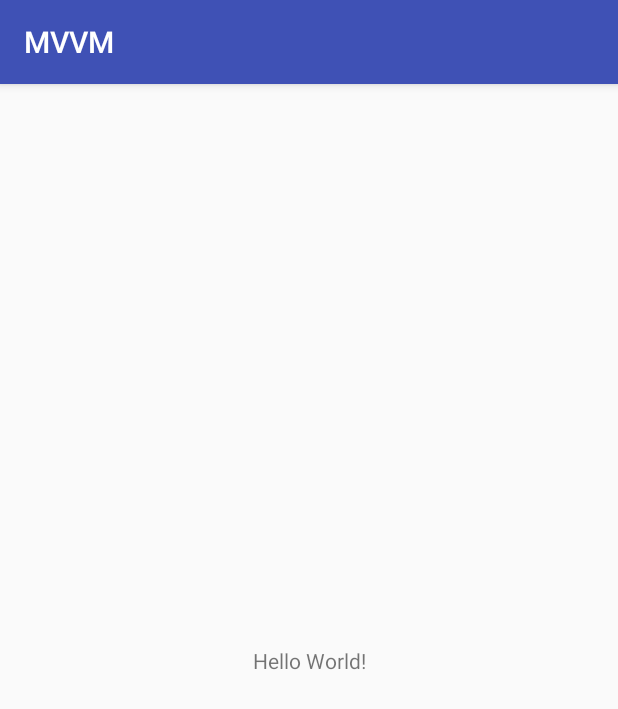
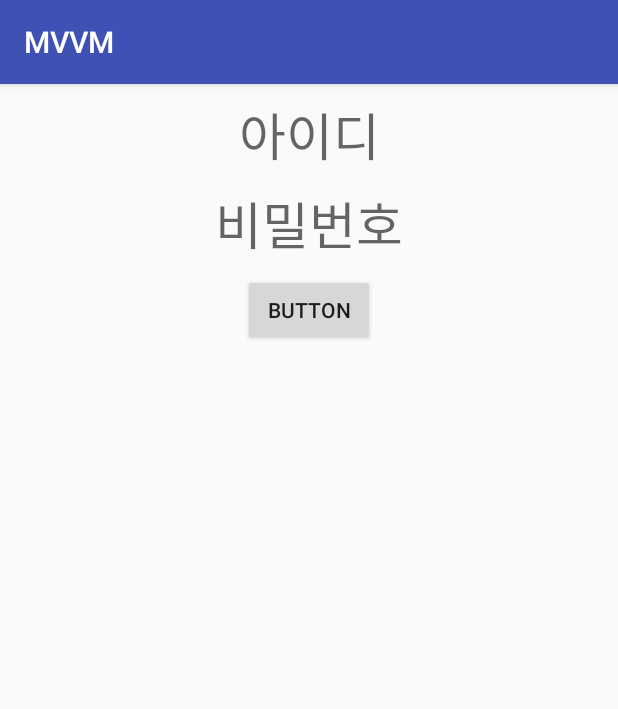
Before and after one commit to dmsals216/MVVM, an Android app: the screen it shows after launch (MainActivity), on a phone screen of 412 x 824 dp. Shown: the top 709 px of the screen. Run offline under Robolectric (Android 15) with nearby library versions, the phone set to English and light mode, and no system bars; our stand-ins replace data binding.

Commit message:
before editMD

```diff
--- a/app/build.gradle
+++ b/app/build.gradle
@@ -16,6 +16,9 @@ android {
             proguardFiles getDefaultProguardFile('proguard-android.txt'), 'proguard-rules.pro'
         }
     }
+    dataBinding {
+        enabled = true
+    }
 }
 
 dependencies {
@@ -25,4 +28,5 @@ dependencies {
     testImplementation 'junit:junit:4.12'
     androidTestImplementation 'com.android.support.test:runner:1.0.1'
     androidTestImplementation 'com.android.support.test.espresso:espresso-core:3.0.1'
+    implementation 'com.android.support:recyclerview-v7:26.1.0'
 }
--- a/app/src/main/AndroidManifest.xml
+++ b/app/src/main/AndroidManifest.xml
@@ -16,6 +16,7 @@
                 <category android:name="android.intent.category.LAUNCHER" />
             </intent-filter>
         </activity>
+        <activity android:name=".ListActivity"></activity>
     </application>
 
 </manifest>
--- a/app/src/main/java/com/project/study/mvvm/MainActivity.java
+++ b/app/src/main/java/com/project/study/mvvm/MainActivity.java
@@ -1,13 +1,29 @@
 package com.project.study.mvvm;
 
+import android.content.Intent;
+import android.databinding.DataBindingUtil;
 import android.support.v7.app.AppCompatActivity;
 import android.os.Bundle;
+import android.view.View;
+
+import com.project.study.mvvm.databinding.ActivityMainBinding;
 
 public class MainActivity extends AppCompatActivity {
 
     @Override
     protected void onCreate(Bundle savedInstanceState) {
         super.onCreate(savedInstanceState);
-        setContentView(R.layout.activity_main);
+        ActivityMainBinding binding = DataBindingUtil.setContentView(this, R.layout.activity_main);
+        User user = new User();
+        binding.setUser(user);
+        user.id = "아이디";
+        user.password = "비밀번호";
     }
+
+    public void goList(View view) {
+        Intent intent = new Intent(this, ListActivity.class);
+        startActivity(intent);
+    }
+
+
 }
--- /dev/null
+++ b/app/src/main/java/com/project/study/mvvm/User.java
@@ -0,0 +1,10 @@
+package com.project.study.mvvm;
+
+/**
+ * Created by eunmin on 2017-11-26.
+ */
+
+public class User {
+    public String id;
+    public String password;
+}
--- a/app/src/main/res/layout/activity_main.xml
+++ b/app/src/main/res/layout/activity_main.xml
@@ -1,18 +1,53 @@
 <?xml version="1.0" encoding="utf-8"?>
-<android.support.constraint.ConstraintLayout xmlns:android="http://schemas.android.com/apk/res/android"
+<layout xmlns:android="http://schemas.android.com/apk/res/android"
     xmlns:app="http://schemas.android.com/apk/res-auto"
-    xmlns:tools="http://schemas.android.com/tools"
-    android:layout_width="match_parent"
-    android:layout_height="match_parent"
-    tools:context="com.project.study.mvvm.MainActivity">
+    xmlns:tools="http://schemas.android.com/tools">
+    <data>
+        <variable name="user" type="com.project.study.mvvm.User"/>
+    </data>
+    <android.support.constraint.ConstraintLayout
+        android:layout_width="match_parent"
+        android:layout_height="match_parent">
 
-    <TextView
-        android:layout_width="wrap_content"
-        android:layout_height="wrap_content"
-        android:text="Hello World!"
-        app:layout_constraintBottom_toBottomOf="parent"
-        app:layout_constraintLeft_toLeftOf="parent"
-        app:layout_constraintRight_toRightOf="parent"
-        app:layout_constraintTop_toTopOf="parent" />
+        <TextView
+            android:id="@+id/textID"
+            android:layout_width="0dp"
+            android:layout_height="wrap_content"
+            android:layout_marginEnd="8dp"
+            android:layout_marginStart="8dp"
+            android:layout_marginTop="8dp"
+            android:gravity="center"
+            android:textAppearance="@style/TextAppearance.AppCompat.Display1"
+            app:layout_constraintEnd_toEndOf="parent"
+            app:layout_constraintStart_toStartOf="parent"
+            app:layout_constraintTop_toTopOf="parent"
+            android:text="@{user.id}"/>
 
-</android.support.constraint.ConstraintLayout>
+        <TextView
+            android:id="@+id/textPW"
+            android:layout_width="0dp"
+            android:layout_height="wrap_content"
+            android:layout_marginEnd="8dp"
+            android:layout_marginStart="8dp"
+            android:layout_marginTop="8dp"
+            android:gravity="center"
+            android:textAppearance="@style/TextAppearance.AppCompat.Display1"
+            app:layout_constraintEnd_toEndOf="parent"
+            app:layout_constraintStart_toStartOf="parent"
+            app:layout_constraintTop_toBottomOf="@+id/textID"
+            android:text="@{user.password}"/>
+
+        <Button
+            android:id="@+id/button"
+            android:layout_width="wrap_content"
+            android:layout_height="wrap_content"
+            android:layout_marginEnd="8dp"
+            android:layout_marginStart="8dp"
+            android:layout_marginTop="8dp"
+            android:onClick="goList"
+            android:text="Button"
+            app:layout_constraintEnd_toEndOf="parent"
+            app:layout_constraintStart_toStartOf="parent"
+            app:layout_constraintTop_toBottomOf="@+id/textPW" />
+    </android.support.constraint.ConstraintLayout>
+</layout>
```
Also changed, not shown: app/src/main/java/com/project/study/mvvm/ListActivity.java (added, +41 -0 lines), app/src/main/java/com/project/study/mvvm/TestListAdapter.java (added, +50 -0 lines), app/src/main/res/layout/activity_list.xml (added, +25 -0 lines), app/src/main/res/layout/list_item.xml (added, +38 -0 lines), 1 other file.
